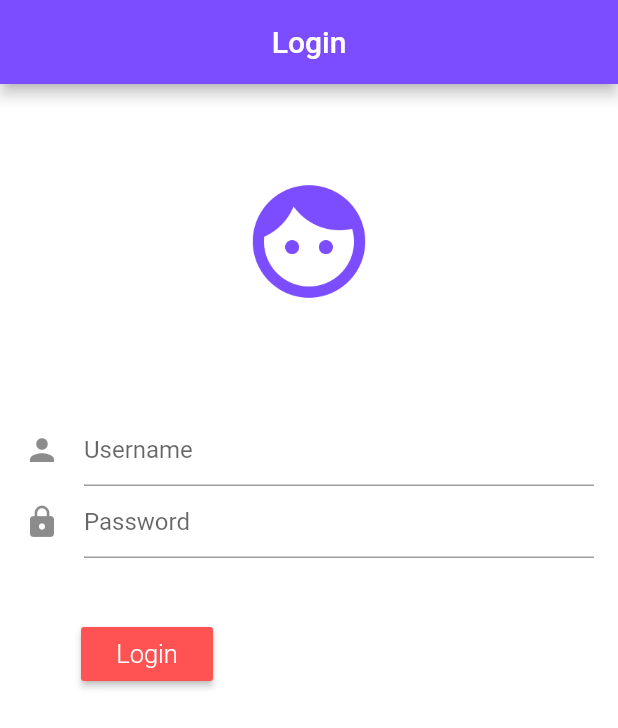
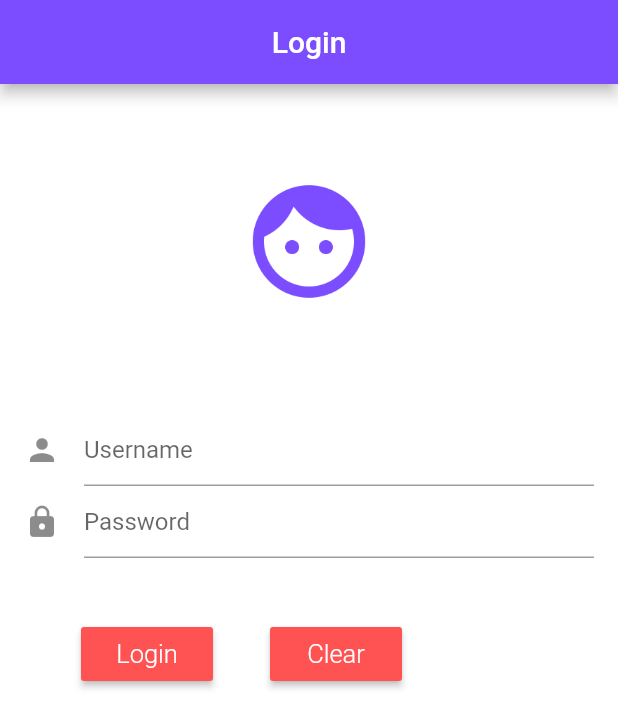
Before and after one commit to cryz97/loginApp_flutter, a Flutter app: the screen it shows after launch, on a phone screen of 412 x 824 dp. Shown: the top 728 px of the screen. Run offline on Flutter 3.47's test engine with Material 2 defaults, Android fonts, the phone set to English and light mode, and no system bars.

Commit message:
clear button

```diff
--- a/lib/ui/login.dart
+++ b/lib/ui/login.dart
@@ -83,6 +83,18 @@ class LoginState extends State<Login> {
                               fontSize: 17,
                               fontWeight: FontWeight.w300),),
                               ),
+                        ),
+
+                        new Container(
+                          margin: const EdgeInsets.only(left: 38),
+                          child: new RaisedButton(
+                            onPressed: () => debugPrint("Clicked"),
+                            color: Colors.redAccent,
+                            child: new Text("Clear",
+                              style: new TextStyle(color: Colors.white,
+                                  fontSize: 17,
+                                  fontWeight: FontWeight.w300),),
+                          ),
                         )
                       ],
                     ),
```
